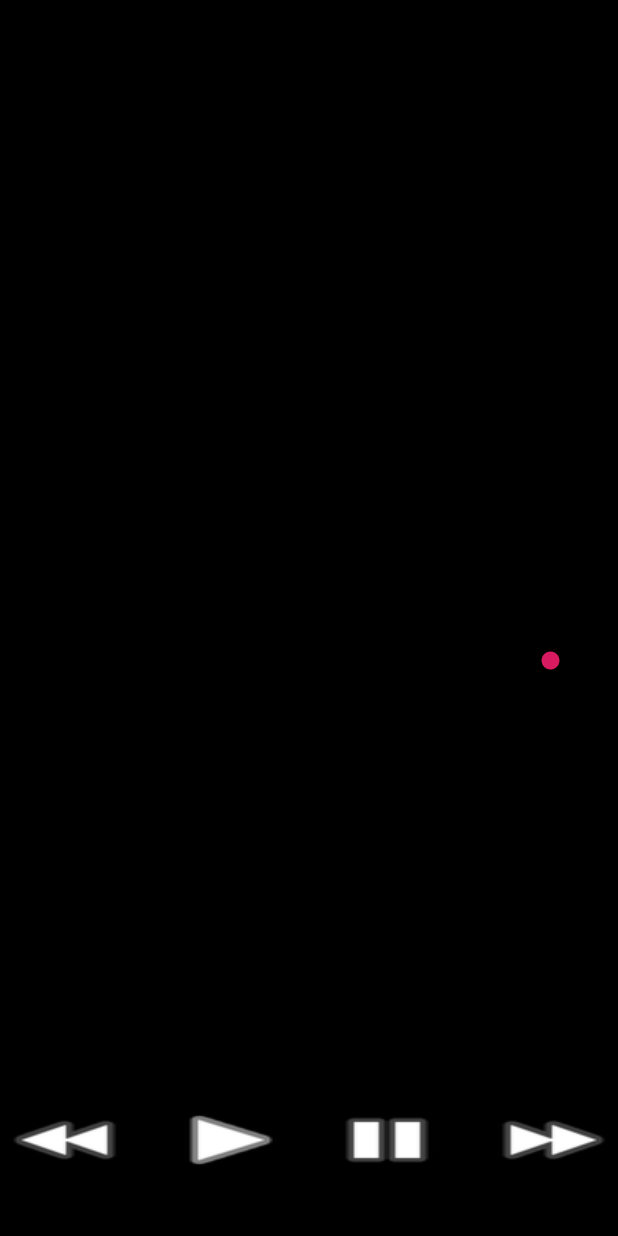
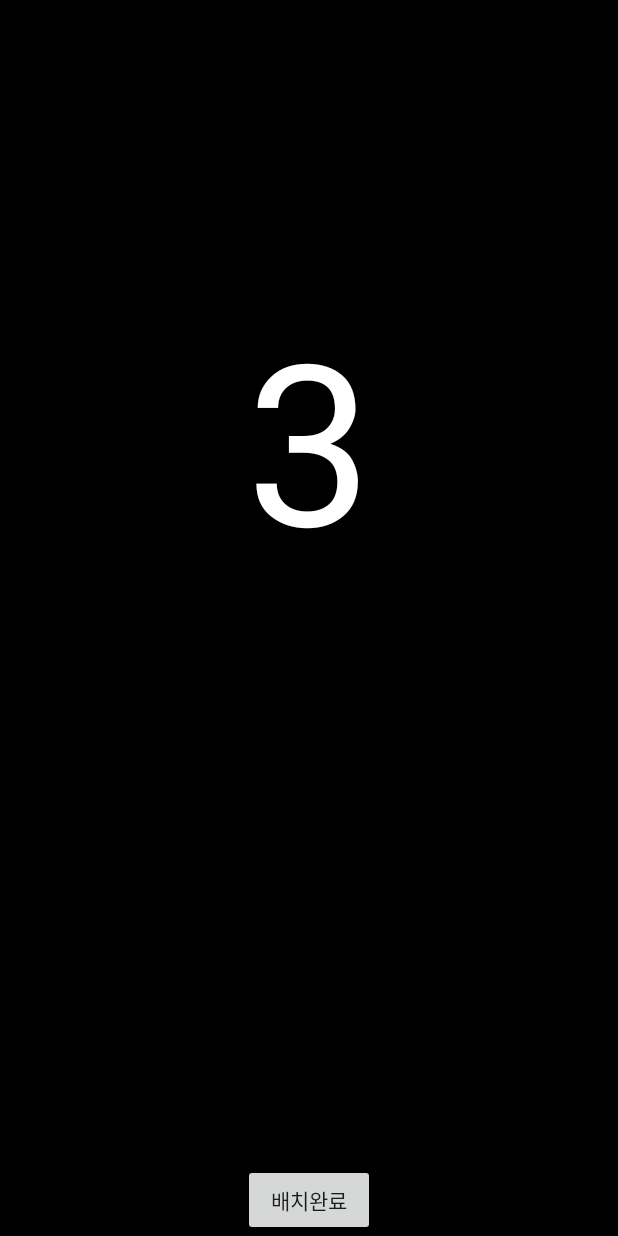
Before and after one commit to nex5turbo/VideoStreaming, an Android app: the ServerPlayerActivity screen opened directly, with no data from a screen before it, on a phone screen of 412 x 824 dp. Run offline under Robolectric (Android 15) with nearby library versions, the phone set to English and light mode, and no system bars; network calls fail; 2 statements that could not run were skipped.

Commit message:
Almost There We can do this

```diff
--- a/app/src/main/java/wonyong/by/videostreaming/ClientPlayerActivity.kt
+++ b/app/src/main/java/wonyong/by/videostreaming/ClientPlayerActivity.kt
@@ -57,6 +57,7 @@ class ClientPlayerActivity : AppCompatActivity(), PlayerListener {
             Log.d("###", "Before Task")
             callAsyncTask(CONST.L_PLAYER_ON_CONNECT)
             socketButton.visibility = GONE
+            numText.visibility = GONE
         }
 
     }
@@ -75,6 +76,8 @@ class ClientPlayerActivity : AppCompatActivity(), PlayerListener {
             checkMoov = File(videoPath).length()
         }
         socketButton.visibility = View.VISIBLE
+        numText.visibility = View.VISIBLE
+        numText.text = deviceInfo.deviceOrder.toString()
         retriever = MediaMetadataRetriever()
         retriever.setDataSource(videoPath)
         videoLength = retriever.extractMetadata(MediaMetadataRetriever.METADATA_KEY_DURATION).toLong()
--- a/app/src/main/java/wonyong/by/videostreaming/ServerPlayerActivity.kt
+++ b/app/src/main/java/wonyong/by/videostreaming/ServerPlayerActivity.kt
@@ -11,6 +11,7 @@ import android.util.Log
 import android.util.TypedValue
 import android.view.MotionEvent
 import android.view.View
+import android.view.View.GONE
 import android.view.WindowManager
 import android.widget.MediaController
 import android.widget.SeekBar
@@ -48,6 +49,12 @@ class ServerPlayerActivity : AppCompatActivity(), PlayerListener {
         videoPath = intent.getStringExtra("videoPath")
         totalWidthMM = intent.getFloatExtra("videoSize", 0f)
         aX = -(intent.getFloatExtra("aX", 0f))
+        controllerPlayButton.visibility = View.GONE
+        controllerPauseButton.visibility = View.GONE
+        forwardButton.visibility = View.GONE
+        backwardButton.visibility = View.GONE
+        seekBar.visibility = View.GONE
+        numText2.text = "3"
         init()
         setVideo()
     }
@@ -85,6 +92,15 @@ class ServerPlayerActivity : AppCompatActivity(), PlayerListener {
                 )
             }
         })
+        socketButton2.setOnClickListener {
+            socketButton2.visibility = GONE
+            numText2.visibility = GONE
+            controllerPlayButton.visibility = View.VISIBLE
+            controllerPauseButton.visibility = View.VISIBLE
+            forwardButton.visibility = View.VISIBLE
+            backwardButton.visibility = View.VISIBLE
+            seekBar.visibility = View.VISIBLE
+        }
     }
 
     private fun setVideo() {
--- a/app/src/main/res/layout/activity_client_player.xml
+++ b/app/src/main/res/layout/activity_client_player.xml
@@ -20,4 +20,9 @@
             android:layout_gravity="bottom|center_horizontal"
             android:text="배치완료"
     />
+    <TextView
+            android:id="@+id/numText"
+            android:layout_width="match_parent"
+            android:layout_height="583dp" android:gravity="center" android:textColor="@android:color/background_light"
+            android:textSize="150sp"/>
 </FrameLayout>
--- a/app/src/main/res/layout/activity_server_player.xml
+++ b/app/src/main/res/layout/activity_server_player.xml
@@ -3,6 +3,13 @@
 <FrameLayout xmlns:android="http://schemas.android.com/apk/res/android" android:layout_width="match_parent"
              android:layout_height="match_parent" android:background="@android:color/background_dark">
 
+    <Button
+            android:id="@+id/socketButton2"
+            android:layout_width="wrap_content"
+            android:layout_height="wrap_content"
+            android:layout_gravity="bottom|center_horizontal"
+            android:text="배치완료"
+    />
     <VideoView
             android:id="@+id/serverVideoView"
             android:layout_width="wrap_content"
@@ -54,4 +61,9 @@
             android:layout_width="89dp" android:layout_height="324dp"
             android:layout_gravity="right|center_vertical"
             android:rotation="270"/>
+    <TextView
+            android:id="@+id/numText2"
+            android:layout_width="match_parent"
+            android:layout_height="583dp" android:gravity="center" android:text="3"
+            android:textColor="@android:color/background_light" android:textSize="150sp"/>
 </FrameLayout>
```
Also changed, not shown: app/src/main/java/wonyong/by/videostreaming/ClientActivity.kt (+0 -9 lines), app/src/main/java/wonyong/by/videostreaming/ServerActivity.kt (+7 -5 lines), app/src/main/res/layout/activity_client.xml (+47 -56 lines), app/src/main/res/layout/activity_main.xml (+7 -5 lines).
